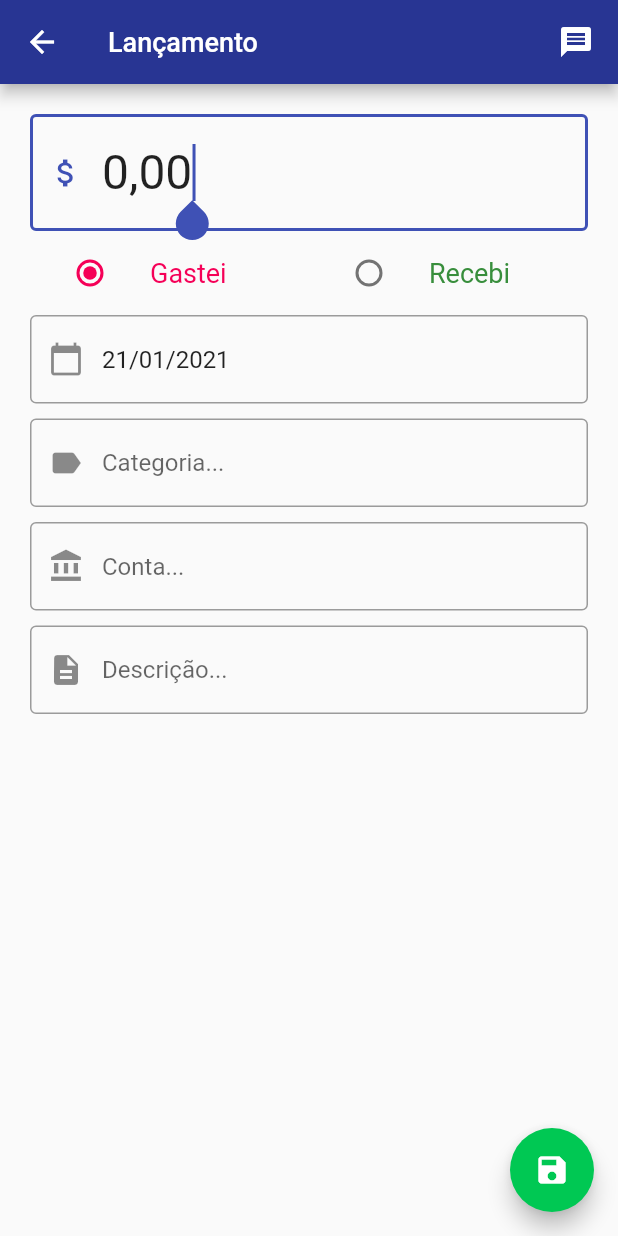
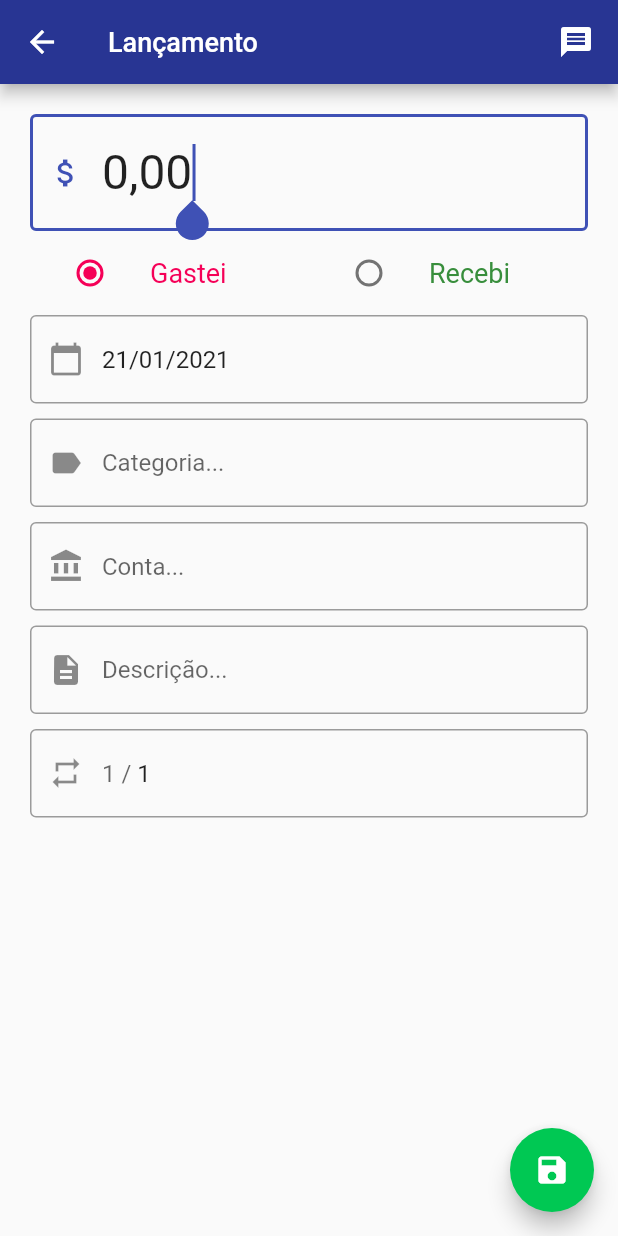
Before and after one commit to rafaelramosdf/progressao_financeira_app, a Flutter app: the screen it shows after launch, tab 2 chosen, after a tap on the "add" icon, on a phone screen of 412 x 824 dp. Run offline on Flutter 3.47's test engine with Material 2 defaults, Android fonts, the light colour scheme and no system bars; our stand-ins replace fl_chart, flutter_masked_text, flutter_typeahead, get, sqflite; accounts and stored records are empty.

Commit message:
Implementado parcelamento (duplicacao de lancamentos).

```diff
--- a/lib/models/entities/lancamento.entity.dart
+++ b/lib/models/entities/lancamento.entity.dart
@@ -15,8 +15,9 @@ class LancamentoEntity {
   String conta;
   DateTime data;
   String descricao;
-  bool parcelado;
-  int parcelas;
+  String codigoParcelamento;
+  int quantidadeParcelas;
+  int parcela;
   bool pago;
 
   LancamentoEntity({
@@ -27,8 +28,9 @@ class LancamentoEntity {
     this.conta,
     this.data,
     this.descricao,
-    this.parcelado,
-    this.parcelas,
+    this.codigoParcelamento,
+    this.quantidadeParcelas,
+    this.parcela,
     this.pago,
   }) : this.id = id ?? Uuid().generateV4();
 
@@ -41,8 +43,9 @@ class LancamentoEntity {
         conta: json["conta"],
         data: DateTime.parse(json["data"]),
         descricao: json["descricao"],
-        parcelado: json["parcelado"] > 0,
-        parcelas: json["parcelas"],
+        codigoParcelamento: json["codigoParcelamento"],
+        quantidadeParcelas: json["quantidadeParcelas"],
+        parcela: json["parcela"],
         pago: json["pago"] > 0,
       );
 
@@ -55,8 +58,9 @@ class LancamentoEntity {
         "data":
             "${data.year.toString().padLeft(4, '0')}-${data.month.toString().padLeft(2, '0')}-${data.day.toString().padLeft(2, '0')}",
         "descricao": descricao,
-        "parcelado": parcelado ? 1 : 0,
-        "parcelas": parcelas,
+        "codigoParcelamento": codigoParcelamento,
+        "quantidadeParcelas": quantidadeParcelas,
+        "parcela": parcela,
         "pago": pago ? 1 : 0,
       };
 }
--- a/lib/repositories/lancamento.repository.dart
+++ b/lib/repositories/lancamento.repository.dart
@@ -15,8 +15,9 @@ class LancamentoRepository {
       "conta TEXT,"
       "data TEXT,"
       "descricao TEXT,"
-      "parcelado INTEGER NOT NULL DEFAULT 0,"
-      "parcelas INTEGER NOT NULL DEFAULT 0,"
+      "codigoParcelamento TEXT,"
+      "quantidadeParcelas INTEGER NOT NULL DEFAULT 1,"
+      "parcela INTEGER NOT NULL DEFAULT 1,"
       "pago INTEGER NOT NULL DEFAULT 0"
       ")";
 
@@ -88,11 +89,12 @@ class LancamentoRepository {
   }
 
   // Inserir Lista
-  inserirLista(List<LancamentoEntity> lista) async {
+  Future<int> inserirLista(List<LancamentoEntity> lista) async {
+    Future<int> resultado;
     final db = await Repository.instancia.banco;
     lista.forEach((m) async {
-      var resultado = await db.insert(tabelaLancamento, m.toJson());
-      print('Lancamento: ${m.id} = $resultado');
+      resultado = db.insert(tabelaLancamento, m.toJson());
     });
+    return resultado;
   }
 }
--- a/lib/views/lancamento/inclusao_lancamento.view.dart
+++ b/lib/views/lancamento/inclusao_lancamento.view.dart
@@ -23,10 +23,13 @@ class InclusaoLancamentoView extends StatelessWidget {
     TextEditingController _contaController = new TextEditingController();
     TextEditingController _vencimentoController = new TextEditingController();
     TextEditingController _descricaoController = new TextEditingController();
+    TextEditingController _parcelasController = new TextEditingController();
 
     _categoriaController.text = _controller.edicaoLancamento.categoria;
     _contaController.text = _controller.edicaoLancamento.conta;
     _descricaoController.text = _controller.edicaoLancamento.descricao;
+    _parcelasController.text =
+        _controller.edicaoLancamento.quantidadeParcelas.toString();
     _controller.tipoLancamento = _controller.edicaoLancamento.gasto
         ? TipoLancamentoEnum.despesa
         : TipoLancamentoEnum.receita;
@@ -276,6 +279,36 @@ class InclusaoLancamentoView extends StatelessWidget {
                         ),
                       ],
                     ),
+                    SizedBox(height: 10.0),
+                    Row(
+                      children: <Widget>[
+                        Expanded(
+                          child: TextFormField(
+                            controller: _parcelasController,
+                            keyboardType: TextInputType.number,
+                            decoration: InputDecoration(
+                              prefixIcon: Icon(Icons.repeat),
+                              prefix: Text(
+                                  "${_controller.edicaoLancamento.parcela.toString()} / "),
+                              border: OutlineInputBorder(),
+                              hintText: "",
+                            ),
+                            validator: (value) {
+                              if (value == null ||
+                                  value.isEmpty ||
+                                  int.tryParse(value) == 0)
+                                return "Informe a parcela!";
+                              else
+                                return null;
+                            },
+                            onSaved: (value) {
+                              _controller.edicaoLancamento.quantidadeParcelas =
+                                  int.tryParse(value);
+                            },
+                          ),
+                        ),
+                      ],
+                    ),
                   ],
                 )),
           ],
--- a/lib/views/tabs.view.dart
+++ b/lib/views/tabs.view.dart
@@ -72,12 +72,12 @@ class TabsView extends StatelessWidget {
                 text: "Resumo",
               ),
               Tab(
+                icon: Icon(IconesGO.lancamentos),
+                text: "Lançamentos",
+              ),
+              Tab(
                 icon: Icon(IconesGO.progressao),
                 text: "Progressão",
-              ),
-              Tab(
-                icon: Icon(IconesGO.lancamentos),
-                text: "Lançamentos",
               ),
             ],
           ),
@@ -85,8 +85,8 @@ class TabsView extends StatelessWidget {
         body: TabBarView(
           children: <Widget>[
             ResumoView(),
+            ListagemLancamentoView(),
             ProgressaoView(),
-            ListagemLancamentoView(),
           ],
         ),
         floatingActionButton: FloatingActionButton(
--- a/lib/widgets/barra_progresso/barra_progresso.widget.dart
+++ b/lib/widgets/barra_progresso/barra_progresso.widget.dart
@@ -19,36 +19,37 @@ class BarraProgressoGO extends StatelessWidget {
   Widget build(BuildContext context) {
     return Row(
       children: [
+        Container(
+          width: 60.0,
+          child: Text(
+            titulo,
+            style: TextStyle(
+              color: corTitulo,
+            ),
+            textAlign: TextAlign.left,
+          ),
+        ),
         Expanded(
           child: LayoutBuilder(
             builder: (BuildContext context, BoxConstraints constraints) {
               return Stack(
                 children: [
                   Container(
+                    width: 250.0,
                     height: _height,
                     color: Colors.grey.withOpacity(0.1),
                   ),
                   AnimatedContainer(
                     height: _height,
-                    width: ((progresso / constraints.maxWidth) / 100) *
-                        constraints.maxWidth,
+                    width: progresso / 250.0,
                     color: corBarra,
-                    duration: Duration(milliseconds: 300),
+                    duration: Duration(milliseconds: 400),
                   ),
                 ],
               );
             },
           ),
         ),
-        Container(
-          margin: EdgeInsets.only(left: 8.0),
-          child: Text(
-            titulo,
-            style: TextStyle(
-              color: corTitulo,
-            ),
-          ),
-        )
       ],
     );
   }
```
Also changed, not shown: lib/controllers/lancamento.controller.dart (+34 -3 lines), lib/views/lancamento/alteracao_lancamento.view.dart (+35 -1 lines), 1 other file.
